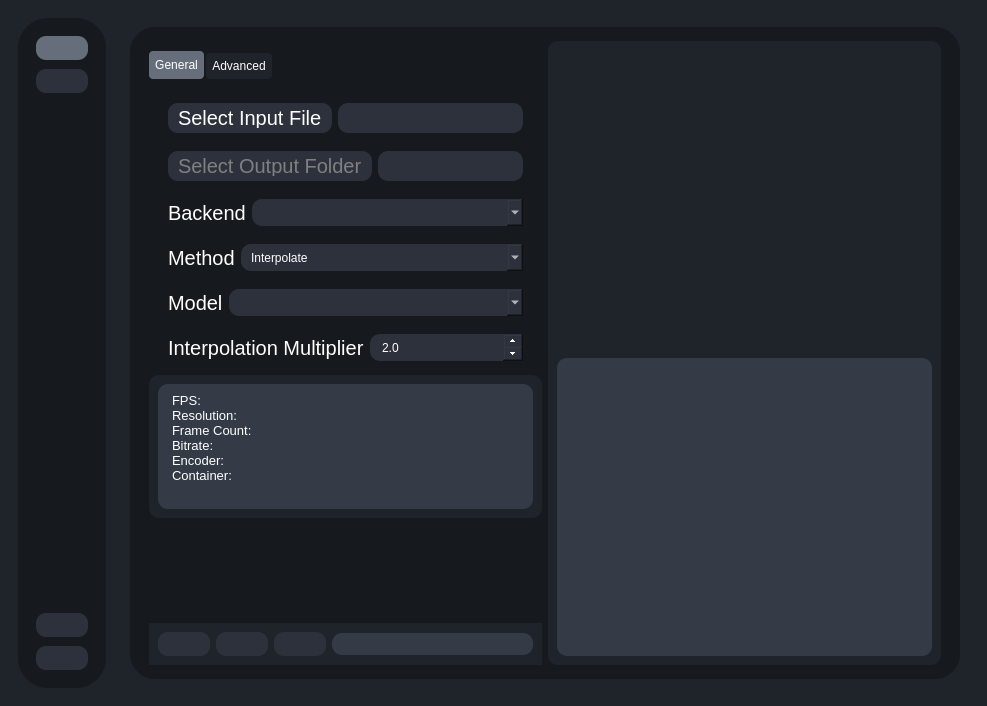
Above: testRVEInterface.ui from TNTwise/Rife-ESRGAN-App-Linux-QT before the change. Below: the same form after it.
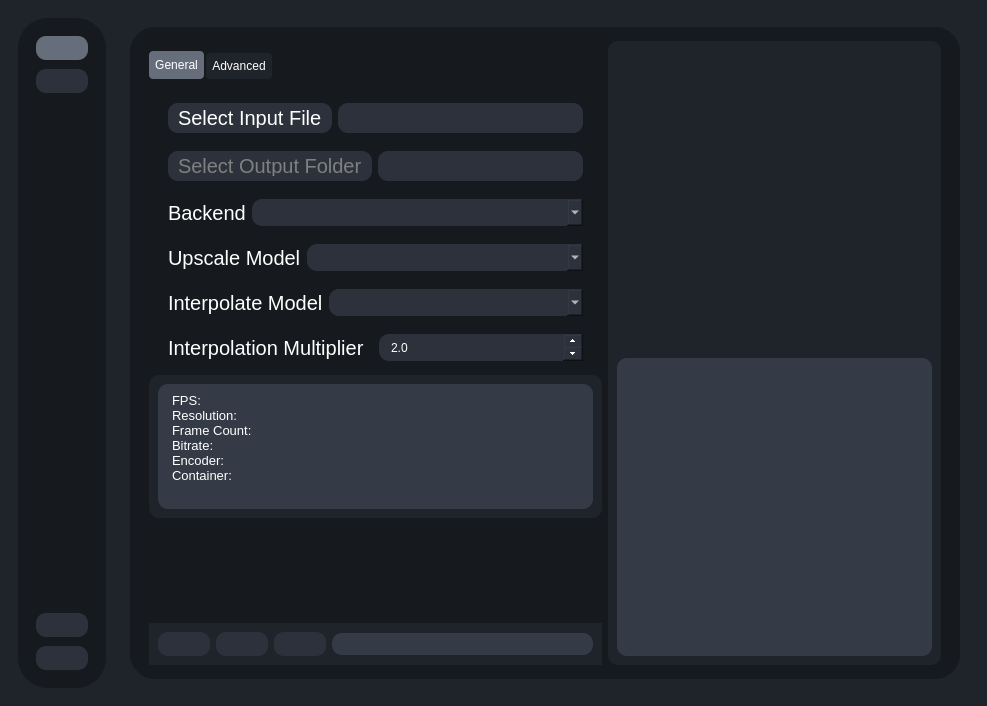
That is the form after the change. The open tabs and pages were chosen to show the change. Icons and pictures are not drawn.

Commit message: unload and reload correctly

The edit to the form file:
```diff
--- a/testRVEInterface.ui
+++ b/testRVEInterface.ui
@@ -810,7 +810,7 @@
                            </font>
                           </property>
                           <property name="text">
-                           <string>Method</string>
+                           <string>Upscale Model</string>
                           </property>
                          </widget>
                         </item>
@@ -834,21 +834,6 @@
                             <height>30</height>
                            </size>
                           </property>
-                          <item>
-                           <property name="text">
-                            <string>Interpolate</string>
-                           </property>
-                          </item>
-                          <item>
-                           <property name="text">
-                            <string>Upscale</string>
-                           </property>
-                          </item>
-                          <item>
-                           <property name="text">
-                            <string>Denoise</string>
-                           </property>
-                          </item>
                          </widget>
                         </item>
                        </layout>
@@ -865,7 +850,7 @@
                            </font>
                           </property>
                           <property name="text">
-                           <string>Model</string>
+                           <string>Interpolate Model</string>
                           </property>
                          </widget>
                         </item>
@@ -1282,13 +1267,13 @@
 hr { height: 1px; border-width: 0; }
 li.unchecked::marker { content: &quot;\2610&quot;; }
 li.checked::marker { content: &quot;\2612&quot;; }
-&lt;/style&gt;&lt;/head&gt;&lt;body style=&quot; font-family:'Noto Sans'; font-size:10pt; font-weight:400; font-style:normal;&quot;&gt;
-&lt;p style=&quot; margin-top:0px; margin-bottom:0px; margin-left:0px; margin-right:0px; -qt-block-indent:0; text-indent:0px;&quot;&gt;&lt;span style=&quot; font-family:'Sans Serif';&quot;&gt;FPS:&lt;/span&gt;&lt;/p&gt;
-&lt;p style=&quot; margin-top:0px; margin-bottom:0px; margin-left:0px; margin-right:0px; -qt-block-indent:0; text-indent:0px;&quot;&gt;&lt;span style=&quot; font-family:'Sans Serif';&quot;&gt;Resolution:&lt;/span&gt;&lt;/p&gt;
-&lt;p style=&quot; margin-top:0px; margin-bottom:0px; margin-left:0px; margin-right:0px; -qt-block-indent:0; text-indent:0px;&quot;&gt;&lt;span style=&quot; font-family:'Sans Serif';&quot;&gt;Frame Count:&lt;/span&gt;&lt;/p&gt;
-&lt;p style=&quot; margin-top:0px; margin-bottom:0px; margin-left:0px; margin-right:0px; -qt-block-indent:0; text-indent:0px;&quot;&gt;&lt;span style=&quot; font-family:'Sans Serif';&quot;&gt;Bitrate:&lt;/span&gt;&lt;/p&gt;
-&lt;p style=&quot; margin-top:0px; margin-bottom:0px; margin-left:0px; margin-right:0px; -qt-block-indent:0; text-indent:0px;&quot;&gt;&lt;span style=&quot; font-family:'Sans Serif';&quot;&gt;Encoder:&lt;/span&gt;&lt;/p&gt;
-&lt;p style=&quot; margin-top:0px; margin-bottom:0px; margin-left:0px; margin-right:0px; -qt-block-indent:0; text-indent:0px;&quot;&gt;&lt;span style=&quot; font-family:'Sans Serif';&quot;&gt;Container:&lt;/span&gt;&lt;/p&gt;&lt;/body&gt;&lt;/html&gt;</string>
+&lt;/style&gt;&lt;/head&gt;&lt;body style=&quot; font-family:'Sans Serif'; font-size:9pt; font-weight:400; font-style:normal;&quot;&gt;
+&lt;p style=&quot; margin-top:0px; margin-bottom:0px; margin-left:0px; margin-right:0px; -qt-block-indent:0; text-indent:0px;&quot;&gt;&lt;span style=&quot; font-size:10pt;&quot;&gt;FPS:&lt;/span&gt;&lt;/p&gt;
+&lt;p style=&quot; margin-top:0px; margin-bottom:0px; margin-left:0px; margin-right:0px; -qt-block-indent:0; text-indent:0px;&quot;&gt;&lt;span style=&quot; font-size:10pt;&quot;&gt;Resolution:&lt;/span&gt;&lt;/p&gt;
+&lt;p style=&quot; margin-top:0px; margin-bottom:0px; margin-left:0px; margin-right:0px; -qt-block-indent:0; text-indent:0px;&quot;&gt;&lt;span style=&quot; font-size:10pt;&quot;&gt;Frame Count:&lt;/span&gt;&lt;/p&gt;
+&lt;p style=&quot; margin-top:0px; margin-bottom:0px; margin-left:0px; margin-right:0px; -qt-block-indent:0; text-indent:0px;&quot;&gt;&lt;span style=&quot; font-size:10pt;&quot;&gt;Bitrate:&lt;/span&gt;&lt;/p&gt;
+&lt;p style=&quot; margin-top:0px; margin-bottom:0px; margin-left:0px; margin-right:0px; -qt-block-indent:0; text-indent:0px;&quot;&gt;&lt;span style=&quot; font-size:10pt;&quot;&gt;Encoder:&lt;/span&gt;&lt;/p&gt;
+&lt;p style=&quot; margin-top:0px; margin-bottom:0px; margin-left:0px; margin-right:0px; -qt-block-indent:0; text-indent:0px;&quot;&gt;&lt;span style=&quot; font-size:10pt;&quot;&gt;Container:&lt;/span&gt;&lt;/p&gt;&lt;/body&gt;&lt;/html&gt;</string>
                       </property>
                      </widget>
                     </item>
@@ -1603,8 +1588,8 @@
 hr { height: 1px; border-width: 0; }
 li.unchecked::marker { content: &quot;\2610&quot;; }
 li.checked::marker { content: &quot;\2612&quot;; }
-&lt;/style&gt;&lt;/head&gt;&lt;body style=&quot; font-family:'Noto Sans'; font-size:13pt; font-weight:400; font-style:normal;&quot;&gt;
-&lt;p style=&quot;-qt-paragraph-type:empty; margin-top:0px; margin-bottom:0px; margin-left:0px; margin-right:0px; -qt-block-indent:0; text-indent:0px;&quot;&gt;&lt;br /&gt;&lt;/p&gt;&lt;/body&gt;&lt;/html&gt;</string>
+&lt;/style&gt;&lt;/head&gt;&lt;body style=&quot; font-family:'Sans Serif'; font-size:13pt; font-weight:400; font-style:normal;&quot;&gt;
+&lt;p style=&quot;-qt-paragraph-type:empty; margin-top:0px; margin-bottom:0px; margin-left:0px; margin-right:0px; -qt-block-indent:0; text-indent:0px; font-family:'Noto Sans';&quot;&gt;&lt;br /&gt;&lt;/p&gt;&lt;/body&gt;&lt;/html&gt;</string>
                       </property>
                      </widget>
                     </item>
```
Left out of the diff: 10 changed lines with no effect on the pictures. The commit also changes 1 other file.
